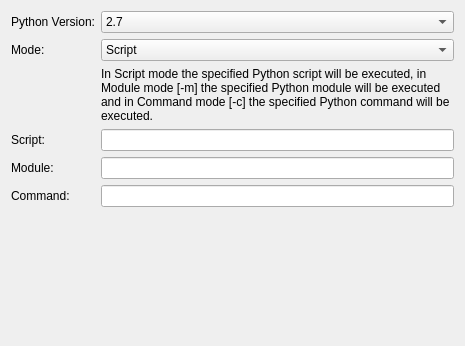
Before: the Qt Designer form src/brickv/plugin_system/plugins/red/ui/new_program_python.ui in Tinkerforge/brickv, drawn with Qt 5.
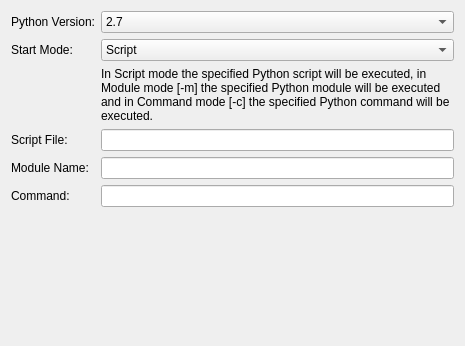
After: the same form once the commit is applied.

Commit message:
red-brick: Add Stdio and Schedule pages to New Program wizard
Als change the way combo box items are handled, work with indices
instead of strings.

```diff
--- a/src/brickv/plugin_system/plugins/red/ui/new_program_python.ui
+++ b/src/brickv/plugin_system/plugins/red/ui/new_program_python.ui
@@ -41,7 +41,7 @@
      <item row="3" column="0">
       <widget class="QLabel" name="label_script">
        <property name="text">
-        <string>Script:</string>
+        <string>Script File:</string>
        </property>
       </widget>
      </item>
@@ -73,14 +73,14 @@
      <item row="1" column="0">
       <widget class="QLabel" name="label_3">
        <property name="text">
-        <string>Mode:</string>
+        <string>Start Mode:</string>
        </property>
       </widget>
      </item>
      <item row="4" column="0">
       <widget class="QLabel" name="label_module">
        <property name="text">
-        <string>Module:</string>
+        <string>Module Name:</string>
        </property>
       </widget>
      </item>
```
Left out of the diff: 2 changed lines with no effect on the pictures. The commit also changes 15 other files.
